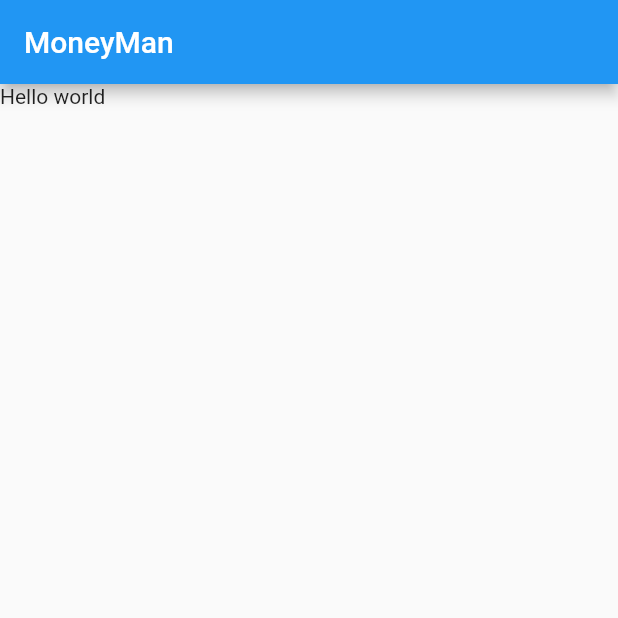
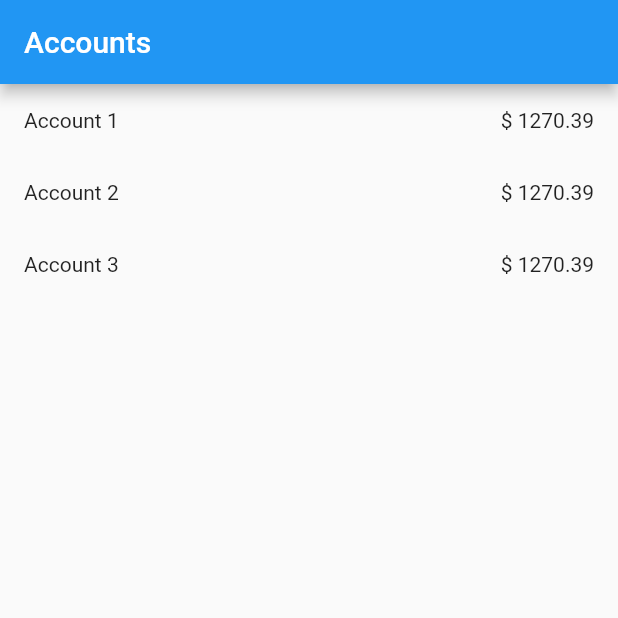
Before and after one commit to InstaTechHD/moneyman, a Flutter app: the screen it shows after launch, on a phone screen of 412 x 824 dp, the top half of it. Run offline on Flutter 3.47's test engine with Material 2 defaults, Android fonts, the phone set to English and light mode, and no system bars; our stand-ins replace flutter_hooks, moor, moor_ffi; generated files the repository leaves out were written again.

Commit message:
List accounts on Accounts screen

```diff
--- a/lib/screens/accounts/screen.dart
+++ b/lib/screens/accounts/screen.dart
@@ -1,13 +1,35 @@
 import 'package:flutter/material.dart';
+import 'package:flutter_hooks/flutter_hooks.dart';
 
-class AccountsScreen extends StatelessWidget {
+import '../../database.dart';
+import 'components/account_list_item.dart';
+
+class AccountsScreen extends HookWidget {
   @override
   Widget build(BuildContext context) {
+    final accounts = useState<List<Account>>([
+      Account(id: 1, name: 'Account 1', typeID: 1),
+      Account(id: 2, name: 'Account 2', typeID: 1),
+      Account(id: 3, name: 'Account 3', typeID: 1),
+    ]);
+
     return Scaffold(
       appBar: AppBar(
-        title: const Text('MoneyMan'),
+        title: const Text('Accounts'),
       ),
-      body: const Text('Hello world'),
+      body: ListView.builder(
+        itemCount: accounts.value.length,
+        itemBuilder: (ctx, i) {
+          return _buildAccountRow(context, accounts.value[i]);
+        },
+      ),
+    );
+  }
+
+  Widget _buildAccountRow(BuildContext context, Account account) {
+    return InkWell(
+      onTap: () => Navigator.pushNamed(context, '/account', arguments: account),
+      child: AccountListItem(account: account, balance: '\$ 1270.39'),
     );
   }
 }
```
